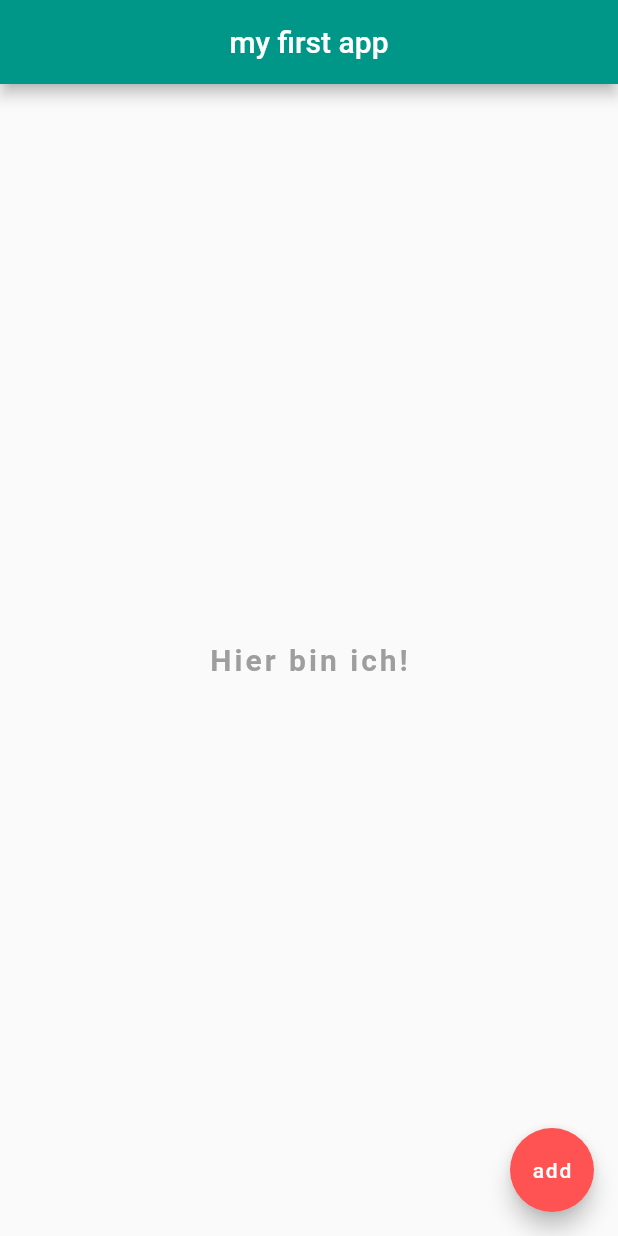
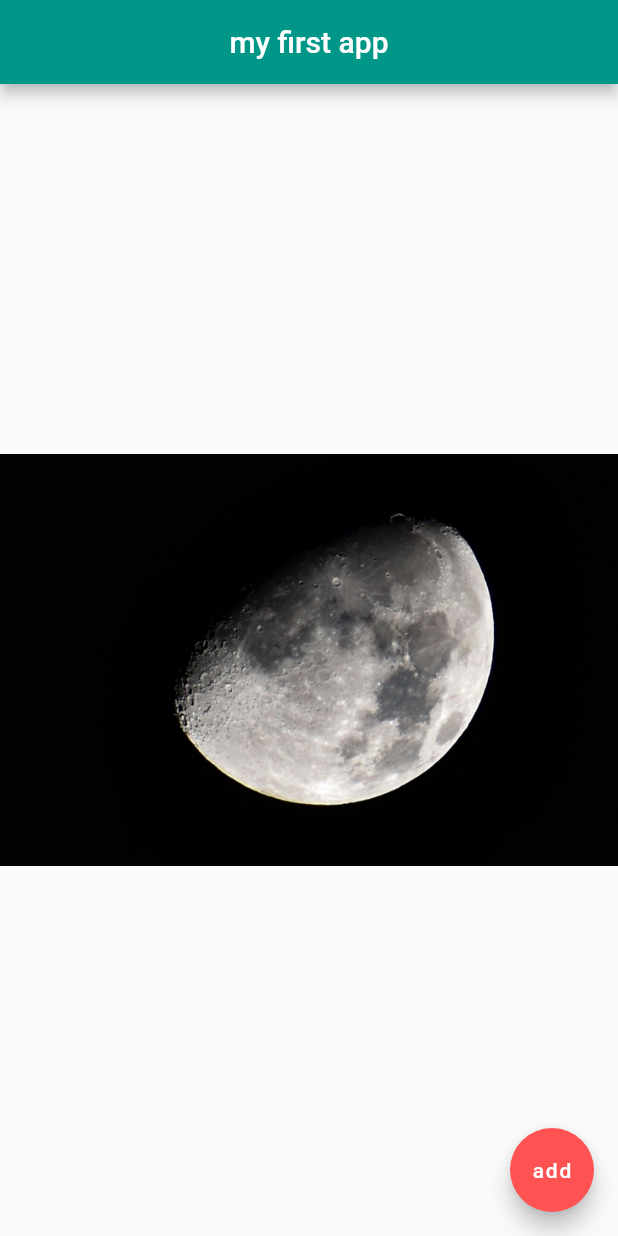
Before and after one commit to gromann/alexLearningFlutter, a Flutter app: the screen it shows after launch, on a phone screen of 412 x 824 dp. Run offline on Flutter 3.47's test engine with Material 2 defaults, Android fonts, the phone set to English and light mode, and no system bars.

Commit message:
#8 add an image

```diff
--- a/lib/main.dart
+++ b/lib/main.dart
@@ -18,14 +18,7 @@ class stateless extends StatelessWidget {
         backgroundColor: Colors.teal,
       ),
       body: Center(
-        child: Text(
-          'Hier bin ich!',
-          style: TextStyle(
-              fontSize: 20.0,
-              fontWeight: FontWeight.bold,
-              letterSpacing: 2.0,
-              color: Colors.grey),
-        ),
+          child: Image.asset('assets/space.jpg'),
       ),
       floatingActionButton: FloatingActionButton(
         child: Text('add'),
--- a/pubspec.yaml
+++ b/pubspec.yaml
@@ -45,9 +45,8 @@ flutter:
   uses-material-design: true
 
   # To add assets to your application, add an assets section, like this:
-  # assets:
-  #   - images/a_dot_burr.jpeg
-  #   - images/a_dot_ham.jpeg
+  assets:
+    - assets/
 
   # An image asset can refer to one or more resolution-specific "variants", see
   # https://flutter.dev/assets-and-images/#resolution-aware.
```
Also changed, not shown: assets/space.jpg (added).
